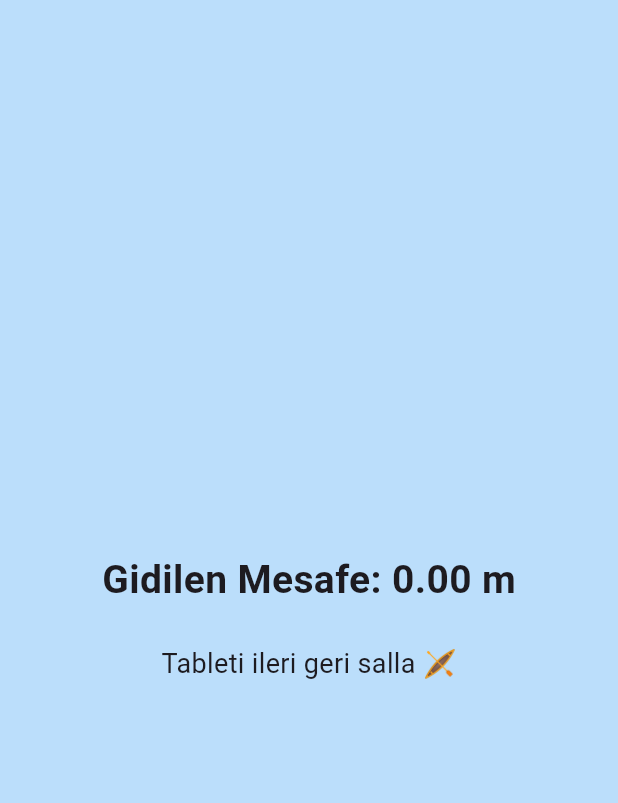
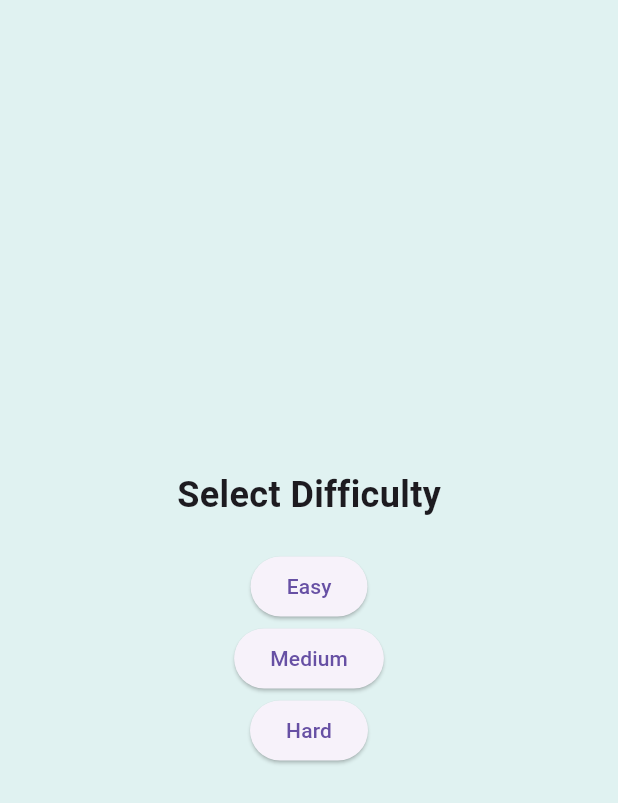
Before and after one commit to egeatakan/rowing, a Flutter app: the screen it shows after launch, on a phone screen of 412 x 824 dp. Shown: the top 803 px of the screen. Run offline on Flutter 3.47's test engine with Material 3 defaults, Android fonts, the phone set to English and light mode, and no system bars; our stand-ins replace sensors_plus.

Commit message:
Add difficulty selection and bot speed logic

```diff
--- a/lib/main.dart
+++ b/lib/main.dart
@@ -1,68 +1,164 @@
+import 'dart:async';
 import 'package:flutter/material.dart';
 import 'package:sensors_plus/sensors_plus.dart';
 
-void main() {
-  runApp(const MyApp());
-}
+void main() => runApp(const MyApp());
 
 class MyApp extends StatelessWidget {
   const MyApp({super.key});
   @override
   Widget build(BuildContext context) {
-    return MaterialApp(
-      home: KayikYarisi(),
+    return const MaterialApp(
+      home: RaceScreen(),
     );
   }
 }
 
-class KayikYarisi extends StatefulWidget {
+enum Difficulty { easy, medium, hard }
+
+class RaceScreen extends StatefulWidget {
+  const RaceScreen({super.key});
   @override
-  State<KayikYarisi> createState() => _KayikYarisiState();
+  State<RaceScreen> createState() => _RaceScreenState();
 }
 
-class _KayikYarisiState extends State<KayikYarisi> {
-  double mesafe = 0;
-  double oncekiZ = 0;
-  bool ilkVeri = true;
+class _RaceScreenState extends State<RaceScreen> {
+  double playerDistance = 0;
+  double botDistance = 0;
+  double previousZ = 0;
+  bool firstRead = true;
+  bool raceOver = false;
+  Timer? botTimer;
+  StreamSubscription<AccelerometerEvent>? sensorSubscription;
+  Difficulty? selectedDifficulty;
+  double botSpeed = 0.5;
 
   @override
   void initState() {
     super.initState();
+  }
 
-    accelerometerEvents.listen((AccelerometerEvent event) {
-      double z = event.z;
+  void startRace() {
+    raceOver = false;
+    botDistance = 0;
+    playerDistance = 0;
+    firstRead = true;
 
-      if (ilkVeri) {
-        oncekiZ = z;
-        ilkVeri = false;
+    // sensör
+    sensorSubscription = accelerometerEvents.listen((event) {
+      if (raceOver) return;
+
+      double currentZ = event.z;
+      if (firstRead) {
+        previousZ = currentZ;
+        firstRead = false;
         return;
       }
 
-      double fark = (z - oncekiZ).abs();
-      oncekiZ = z;
+      double diff = (currentZ - previousZ).abs();
+      previousZ = currentZ;
 
-      if (fark > 0.5) {
+      if (diff > 0.5) {
         setState(() {
-          mesafe += fark * 0.08; // oranı küçük tuttuk
+          playerDistance += diff * 0.08;
+          if (playerDistance >= 100 && !raceOver) {
+            finishRace("You");
+          }
         });
       }
+    });
+
+    // bot
+    botTimer = Timer.periodic(const Duration(seconds: 1), (timer) {
+      if (raceOver) return;
+
+      setState(() {
+        botDistance += botSpeed;
+        if (botDistance >= 100 && !raceOver) {
+          finishRace("Bot");
+        }
+      });
+    });
+  }
+
+  void finishRace(String winner) {
+    raceOver = true;
+    botTimer?.cancel();
+    sensorSubscription?.cancel();
+
+    showDialog(
+      context: context,
+      builder: (_) => AlertDialog(
+        title: Text("$winner Wins!"),
+        actions: [
+          TextButton(
+            onPressed: () {
+              Navigator.of(context).pop();
+              setState(() {
+                selectedDifficulty = null;
+              });
+            },
+            child: const Text("Play Again"),
+          )
+        ],
+      ),
+    );
+  }
+
+  void selectDifficulty(Difficulty difficulty) {
+    setState(() {
+      selectedDifficulty = difficulty;
+      botSpeed = switch (difficulty) {
+        Difficulty.easy => 6.0,
+        Difficulty.medium => 6.5,
+        Difficulty.hard => 6.8,
+      };
+      startRace();
     });
   }
 
   @override
+  void dispose() {
+    botTimer?.cancel();
+    sensorSubscription?.cancel();
+    super.dispose();
+  }
+
+  @override
   Widget build(BuildContext context) {
+    if (selectedDifficulty == null) {
+      return Scaffold(
+        backgroundColor: Colors.teal.shade50,
+        body: Center(
+          child: Column(
+            mainAxisAlignment: MainAxisAlignment.center,
+            children: [
+              const Text("Select Difficulty", style: TextStyle(fontSize: 24, fontWeight: FontWeight.bold)),
+              const SizedBox(height: 20),
+              ElevatedButton(onPressed: () => selectDifficulty(Difficulty.easy), child: const Text("Easy")),
+              ElevatedButton(onPressed: () => selectDifficulty(Difficulty.medium), child: const Text("Medium")),
+              ElevatedButton(onPressed: () => selectDifficulty(Difficulty.hard), child: const Text("Hard")),
+            ],
+          ),
+        ),
+      );
+    }
+
     return Scaffold(
-      backgroundColor: Colors.blue.shade100,
+      backgroundColor: Colors.teal.shade50,
       body: Center(
         child: Column(
           mainAxisAlignment: MainAxisAlignment.center,
           children: [
-            Text(
-              "Gidilen Mesafe: ${mesafe.toStringAsFixed(2)} m",
-              style: const TextStyle(fontSize: 26, fontWeight: FontWeight.bold),
-            ),
-            const SizedBox(height: 24),
-            const Text("Tableti ileri geri salla 🛶", style: TextStyle(fontSize: 18)),
+            Text("Difficulty: ${selectedDifficulty!.name.toUpperCase()}", style: const TextStyle(fontSize: 18)),
+            const SizedBox(height: 20),
+            const Text("🚣 You vs 🤖 Bot", style: TextStyle(fontSize: 24, fontWeight: FontWeight.bold)),
+            const SizedBox(height: 30),
+            Text("Your Distance: ${playerDistance.toStringAsFixed(2)} m", style: const TextStyle(fontSize: 20)),
+            const SizedBox(height: 10),
+            Text("Bot Distance:  ${botDistance.toStringAsFixed(2)} m", style: const TextStyle(fontSize: 20)),
+            const SizedBox(height: 40),
+            if (raceOver) const Text("🏁 Race Over", style: TextStyle(fontSize: 18, fontWeight: FontWeight.w500)),
           ],
         ),
       ),
```
Also changed, not shown: 19 other files.
